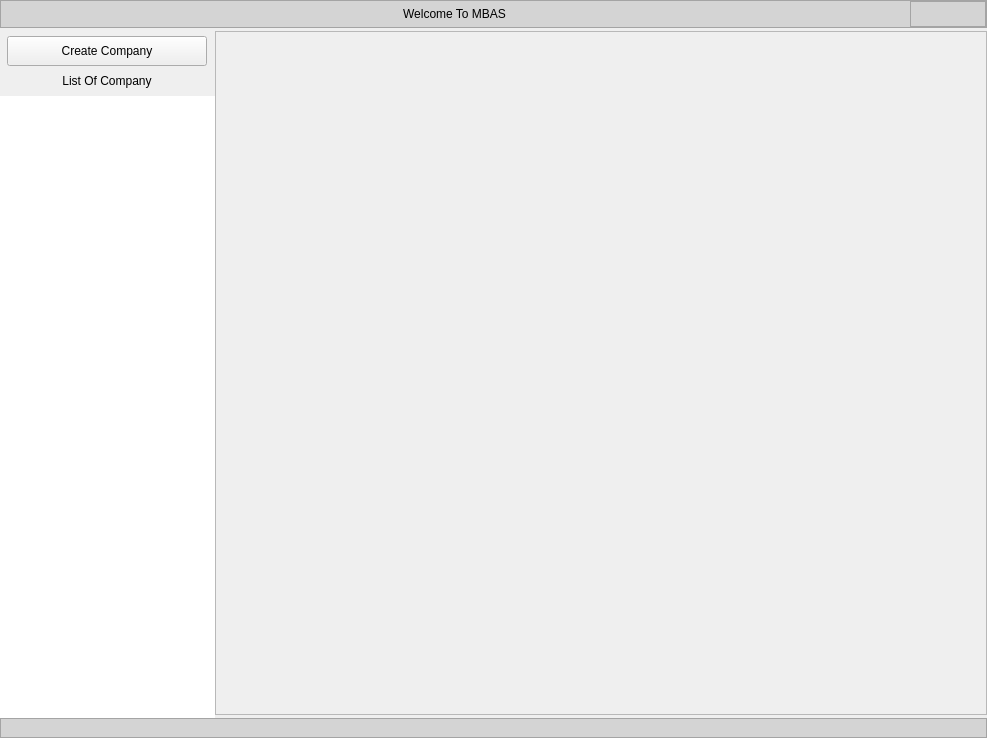
Old version of the form Resources/Ui/HomeWindow.ui in the repository Darshitjivani/MBAS.
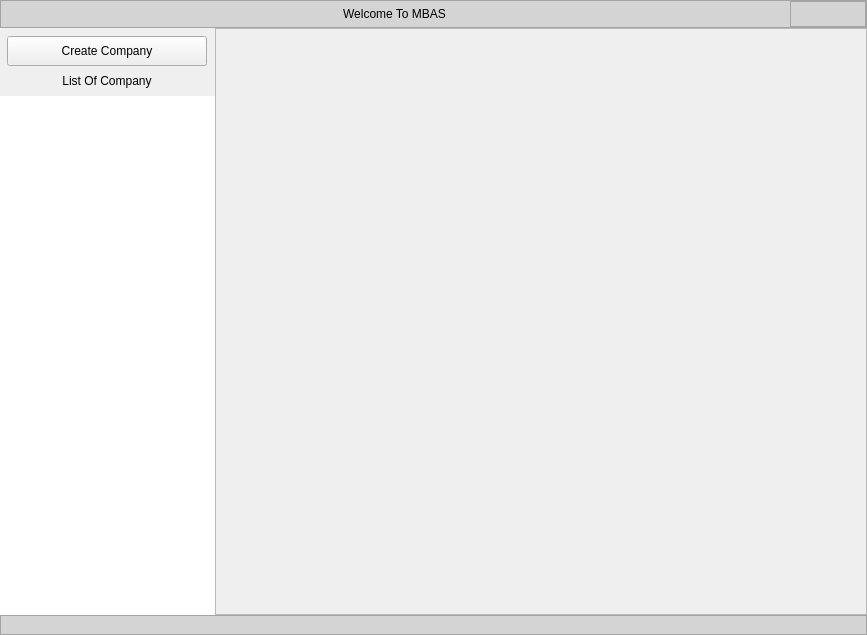
New version of the form. Icons and pictures are not drawn.

Diff of the .ui file:
```diff
--- a/Resources/Ui/HomeWindow.ui
+++ b/Resources/Ui/HomeWindow.ui
@@ -6,8 +6,8 @@
    <rect>
     <x>0</x>
     <y>0</y>
-    <width>987</width>
-    <height>738</height>
+    <width>867</width>
+    <height>635</height>
    </rect>
   </property>
   <property name="windowTitle">
@@ -458,19 +458,25 @@
            <number>0</number>
           </property>
           <property name="topMargin">
-           <number>3</number>
+           <number>0</number>
           </property>
           <property name="rightMargin">
            <number>0</number>
           </property>
           <property name="bottomMargin">
-           <number>3</number>
+           <number>0</number>
           </property>
           <property name="spacing">
            <number>0</number>
           </property>
           <item row="0" column="0">
            <widget class="QFrame" name="fCreateCompany">
+            <property name="maximumSize">
+             <size>
+              <width>16777215</width>
+              <height>16777215</height>
+             </size>
+            </property>
             <property name="frameShape">
              <enum>QFrame::StyledPanel</enum>
             </property>
```
Left out of the diff: 60 changed lines with no effect on the pictures.
